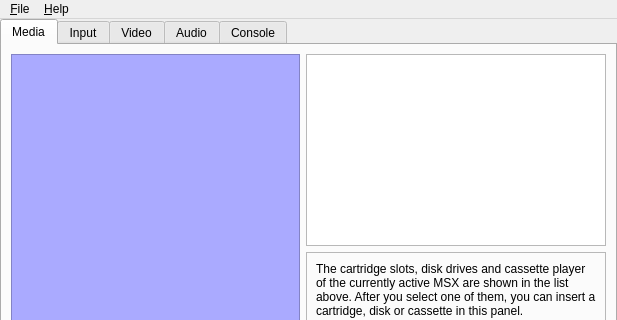
Qt form main.ui (openMSX/catapult) before a commit; both pictures show x 0 to 617 and y 0 to 320 of the 617 by 556 pixel window.
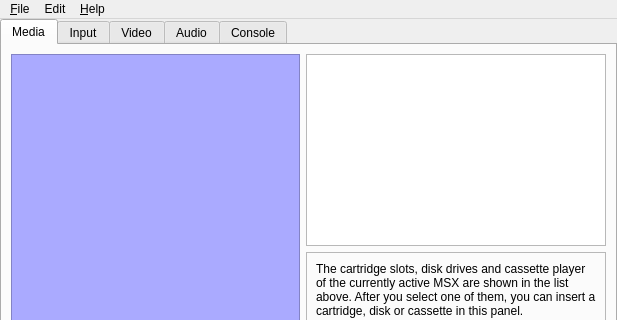
The same form after that commit. Icons and pictures are not drawn.

Commit message: Added a config dialog, so that you can edit your openMSX executable setting

What changed in the file:
```diff
--- a/main.ui
+++ b/main.ui
@@ -1264,12 +1264,6 @@
      <height>32</height>
     </rect>
    </property>
-   <widget class="QMenu" name="menu_File" >
-    <property name="title" >
-     <string>&amp;File</string>
-    </property>
-    <addaction name="action_Quit" />
-   </widget>
    <widget class="QMenu" name="menu_Help" >
     <property name="title" >
      <string>&amp;Help</string>
@@ -1280,7 +1274,20 @@
     <addaction name="action_AboutCatapult" />
     <addaction name="action_AboutQt" />
    </widget>
+   <widget class="QMenu" name="menu_File" >
+    <property name="title" >
+     <string>&amp;File</string>
+    </property>
+    <addaction name="action_Quit" />
+   </widget>
+   <widget class="QMenu" name="menuConfiguration" >
+    <property name="title" >
+     <string>Edit</string>
+    </property>
+    <addaction name="action_EditConfiguration" />
+   </widget>
    <addaction name="menu_File" />
+   <addaction name="menuConfiguration" />
    <addaction name="menu_Help" />
   </widget>
   <widget class="QStatusBar" name="statusbar" />
```
Left out of the diff: 5 changed lines with no effect on the pictures. The commit also changes 6 other files.
